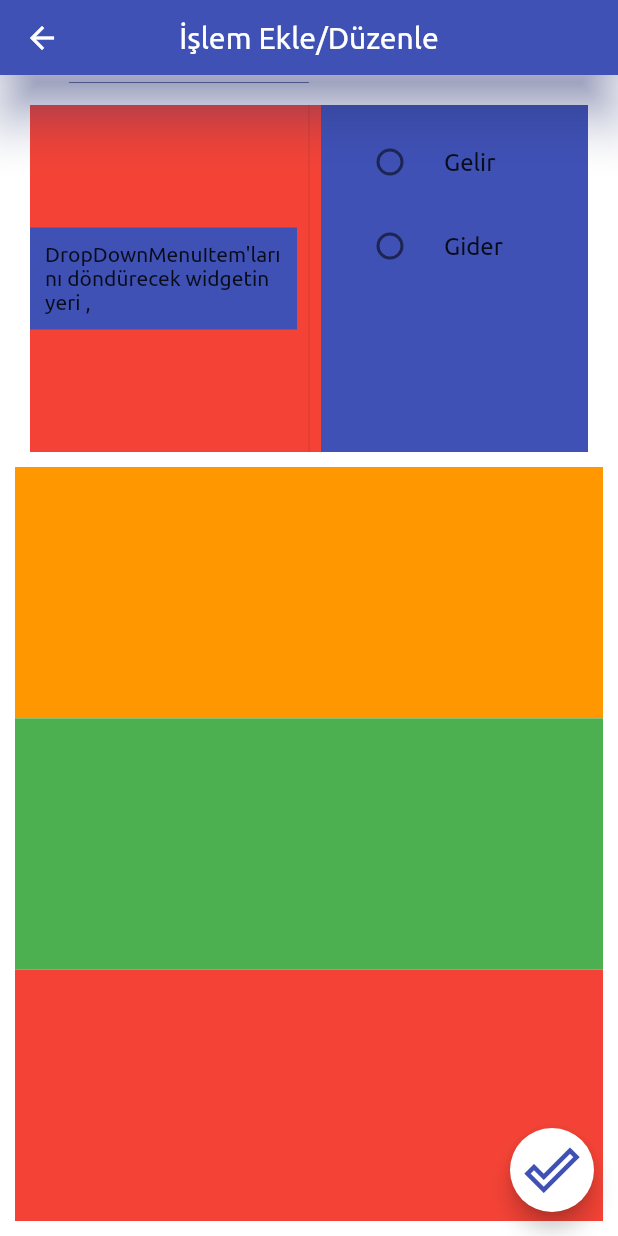
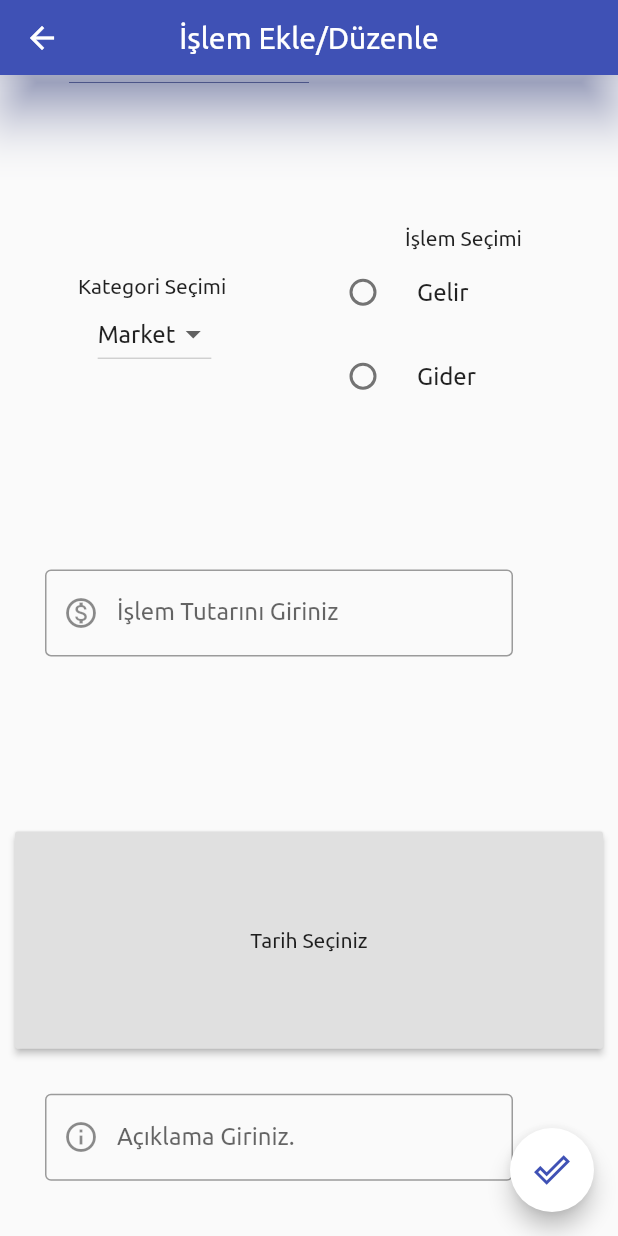
Before and after one commit to fatihatagunn/wepurse, a Flutter app: the AddProcessPage screen opened directly, on a phone screen of 412 x 824 dp. Run offline on Flutter 3.47's test engine with Material 2 defaults, Android fonts, the phone set to English and light mode, and no system bars.

Commit message:
Modified add_process_page.dart

```diff
--- a/lib/ui/add_process_page.dart
+++ b/lib/ui/add_process_page.dart
@@ -1,4 +1,3 @@
-import 'package:flutter/cupertino.dart';
 import 'package:flutter/material.dart';
 import 'appbar_widget.dart';
 
@@ -10,69 +9,101 @@ class AddProcessPage extends StatefulWidget {
 }
 
 class AddProcessPageState extends State<AddProcessPage> {
+  double inputAmount = 0.0;
+
+  FocusNode _focusNode;
+
+  int maxLine = 1;
 
   var value;
-  String process = "" ;
+  String process = "";
 
+  String chosenCategory = "Market";
+
+  List<String> categories = ["Ulaşım", "Market", "Giyim"];
+
+  @override
+  void initState() {
+    super.initState();
+    _focusNode = FocusNode();
+    _focusNode.addListener(() {
+      setState(() {
+        if (_focusNode.hasFocus) {
+          maxLine = 3;
+        } else {
+          maxLine = 1;
+        }
+      });
+    });
+  }
+
+  @override
+  void dispose() {
+    _focusNode.dispose();
+    super.dispose();
+  }
 
   @override
   Widget build(BuildContext context) {
     return Material(
       child: Scaffold(
         appBar: AppBarWidget.withTitle("İşlem Ekle/Düzenle"),
-        backgroundColor: Colors.white,
-        floatingActionButton: FloatingActionButton(
-          backgroundColor: Colors.white,
-          child: Icon(
-            Icons.done_outline_outlined,
-            size: 37,
-            color: Colors.indigo,
-          ),
-        ),
-        body: Padding(
-          padding: const EdgeInsets.all(10.0),
+        body: SingleChildScrollView(
+          child: Container(
+            width: double.infinity,
+            height: MediaQuery.of(context).size.height,
             child: Column(
-            mainAxisAlignment: MainAxisAlignment.spaceEvenly,
               children: <Widget>[
                 Expanded(
                   child: Container(
-                  color: Colors.red,
-                  margin: EdgeInsets.all(10),
                     child: Row(
                       children: <Widget>[
                         Expanded(
                           child: Container(
-                          padding: EdgeInsets.all(10),
-                          child: Text(
-                              "DropDownMenuItem'larını döndürecek widgetin yeri ,  "),
-                          color: Colors.indigo,
+                            child: Column(
+                              mainAxisAlignment: MainAxisAlignment.center,
+                              children: <Widget>[
+                                Text("Kategori Seçimi "),
+                                DropdownButton<String>(
+                                  items: categories.map((chosenCategory) {
+                                    return DropdownMenuItem<String>(
+                                      child: Text(chosenCategory),
+                                      value: chosenCategory,
+                                    );
+                                  }).toList(),
+                                  onChanged: (chosenData) {
+                                    setState(() {
+                                      chosenCategory = chosenData;
+                                    });
+                                  },
+                                  value: chosenCategory,
+                                ),
+                              ],
                             ),
                           ),
-                      VerticalDivider(),
+                        ),
                         Expanded(
                           child: Container(
-                          padding: EdgeInsets.all(10),
-                          color: Colors.indigo,
                             child: Column(
+                              mainAxisAlignment: MainAxisAlignment.center,
                               children: <Widget>[
-                              RadioListTile(
+                                Text("İşlem Seçimi"),
+                                RadioListTile<String>(
                                   value: "Gelir",
                                   groupValue: process,
-                                onChanged: (value) {
+                                  onChanged: (data) {
                                     setState(() {
-                                    process = value ;
-                                    debugPrint("seçilen deger : $value");
+                                      process = data;
                                     });
                                   },
                                   title: Text("Gelir"),
                                 ),
-                              RadioListTile(
+                                RadioListTile<String>(
                                   value: "Gider",
                                   groupValue: process,
-                                onChanged: (value) {
+                                  onChanged: (data) {
                                     setState(() {
-                                    process = value ;
-                                    debugPrint("seçilen deger : $value");
+                                      process = data;
                                     });
                                   },
                                   title: Text("Gider"),
@@ -84,33 +115,66 @@ class AddProcessPageState extends State<AddProcessPage> {
                       ],
                     ),
                   ),
-                flex: 3,
-              ),
-              Expanded(
-                child: Container(
-                  color: Colors.orange,
-                  width: double.infinity,
-                  height: 50,
-                ),
                   flex: 2,
                 ),
                 Expanded(
                   child: Container(
-                  color: Colors.green,
-                  width: double.infinity,
-                  height: 50,
+                    child: Padding(
+                      padding: const EdgeInsets.only(right: 70, left: 30),
+                      child: TextFormField(
+                        //onFieldSubmitted: ,
+
+                        maxLines: 1,
+                        keyboardType: TextInputType.number,
+                        decoration: InputDecoration(
+                          labelText: "İşlem Tutarını Giriniz",
+                          prefixIcon: Icon(Icons.monetization_on_outlined),
+                          border: OutlineInputBorder(),
                         ),
-                flex: 2,
+                      ),
+                    ),
+                  ),
+                  flex: 1,
                 ),
                 Expanded(
                   child: Container(
-                  color: Colors.red,
+                    padding: EdgeInsets.all(10),
                     width: double.infinity,
-                  height: 50,
+                    child: RaisedButton(
+                      child: Text("Tarih Seçiniz"),
+                      onPressed: () {},
                     ),
-                flex: 2,
-              )
+                  ),
+                  flex: 1,
+                ),
+                Expanded(
+                  child: Container(
+                    child: Padding(
+                      padding:
+                          const EdgeInsets.only(top: 20, right: 70, left: 30),
+                      child: TextFormField(
+                        autofocus: false,
+                        focusNode: _focusNode,
+                        maxLines: maxLine,
+                        decoration: InputDecoration(
+                          labelText: "Açıklama Giriniz.",
+                          prefixIcon: Icon(Icons.info_outline),
+                          border: OutlineInputBorder(),
+                        ),
+                      ),
+                    ),
+                  ),
+                  flex: 1,
+                ),
               ],
+            ),
+          ),
+        ),
+        floatingActionButton: FloatingActionButton(
+          backgroundColor: Colors.white,
+          child: Icon(
+            Icons.done_outline_outlined,
+            color: Colors.indigo,
           ),
         ),
       ),
```
Lines whose indentation alone changed are shown as unchanged.
